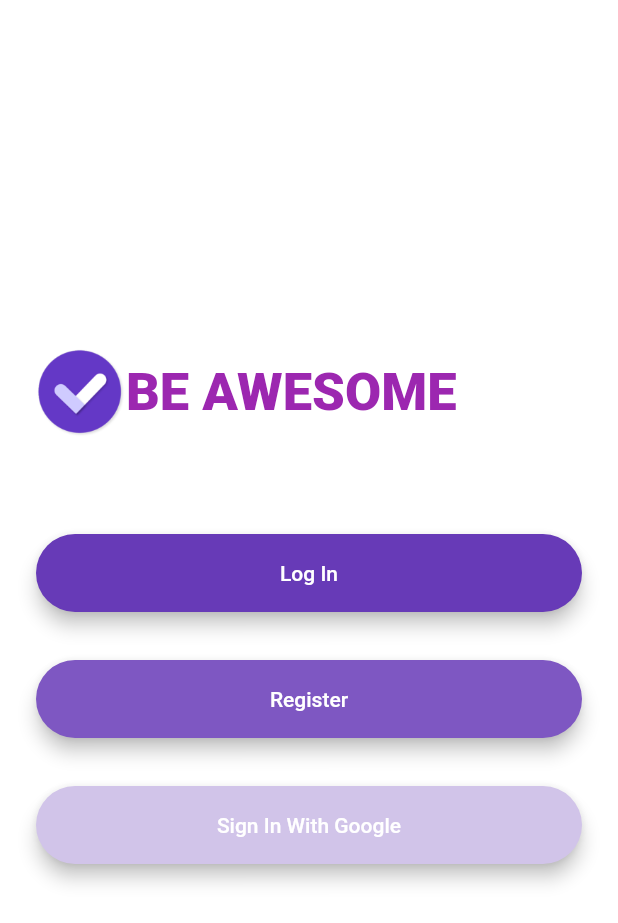
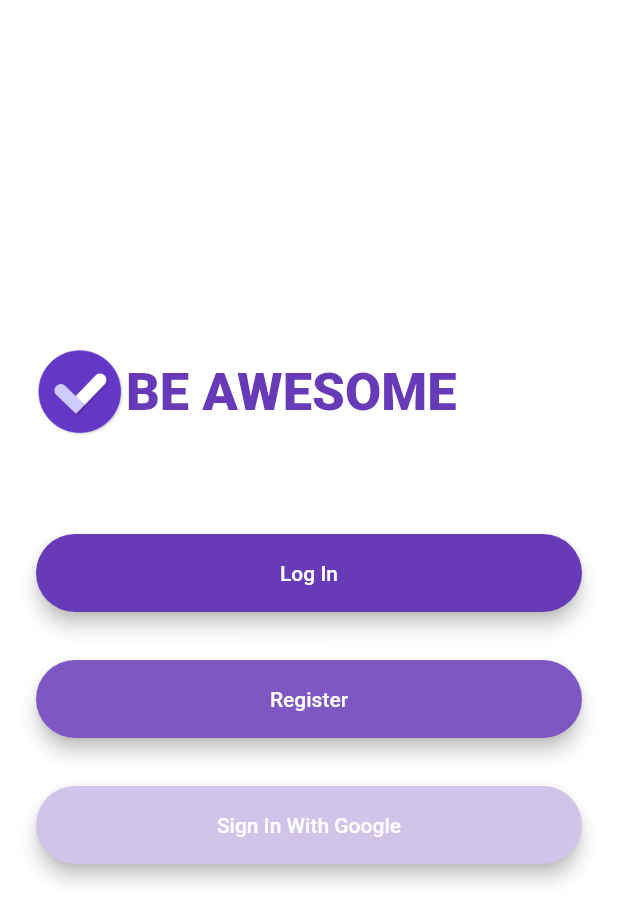
Before and after one commit to Coding-Club-IITG/Git-Workshop-flutter, a Flutter app: the screen it shows after launch, on a phone screen of 412 x 824 dp. Shown: the top 923 px of the screen. Run offline on Flutter 3.47's test engine with Material 2 defaults, Android fonts, the phone set to English and light mode, and no system bars; drawn by our look-alikes of animated_text_kit; our stand-ins replace cloud_firestore, firebase_auth, firebase_core, modal_progress_hud; accounts and stored records are empty.

```diff
--- a/lib/screens/welcome_screen.dart
+++ b/lib/screens/welcome_screen.dart
@@ -16,12 +16,7 @@ class _WelcomeScreenState extends State<WelcomeScreen>
   AnimationController controller;
   Animation animation;
 
-  List<MaterialColor> colorizeColors = [
-    Colors.purple,
-    Colors.blue,
-    Colors.yellow,
-    Colors.red,
-  ];
+
 
   @override
   void initState() {
@@ -33,7 +28,7 @@ class _WelcomeScreenState extends State<WelcomeScreen>
     );
 
 
-    animation = ColorTween(begin: Colors.blueGrey, end: Colors.white)
+    animation = ColorTween(begin: Colors.white, end: Colors.white)
         .animate(controller);
 
     controller.forward();
@@ -70,20 +65,17 @@ class _WelcomeScreenState extends State<WelcomeScreen>
                 ),
                 AnimatedTextKit(
                   animatedTexts: [
-                    ColorizeAnimatedText('BE AWESOME',
+                    RotateAnimatedText('BE AWESOME',
                         textStyle: kAnimatedTextStyle,
-                        colors: colorizeColors,
                     ),
-                    ColorizeAnimatedText('BE PRODUCTIVE',
+                    RotateAnimatedText('BE PRODUCTIVE',
                         textStyle: kAnimatedTextStyle,
-                      colors: colorizeColors,
                     ),
-                    ColorizeAnimatedText('BE YOURSELF',
+                    RotateAnimatedText('BE YOURSELF',
                         textStyle: kAnimatedTextStyle,
-                      colors: colorizeColors,
                     ),
                   ],
-                  isRepeatingAnimation: true,
+                  repeatForever: true,
                 ),
               ],
             ),
```
